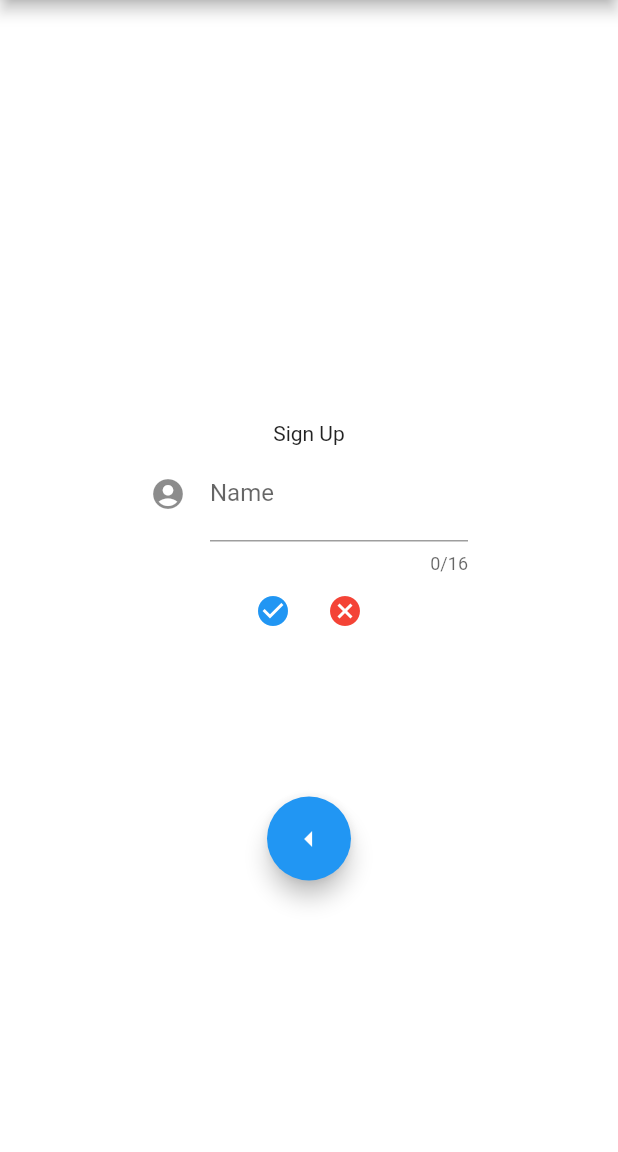
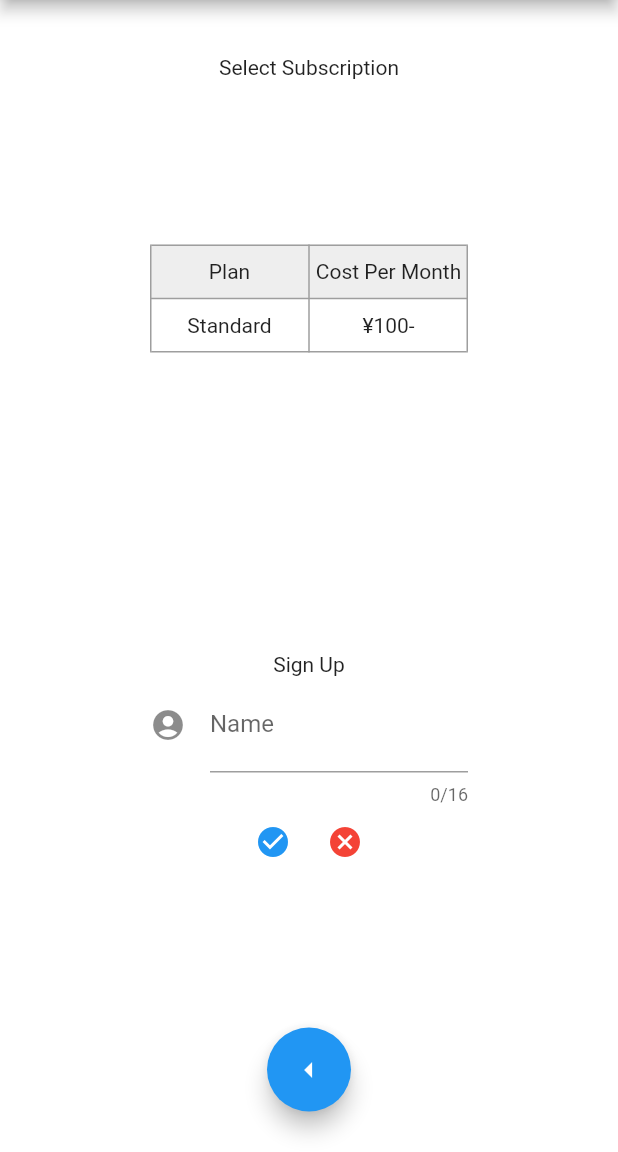
Before and after one commit to tn1994/flutter_stripe_demo, a Flutter app: the screen it shows after launch, after a tap on "Standard", on a phone screen of 412 x 824 dp, the part 84-1236 px from its top. Run offline on Flutter 3.47's test engine with Material 2 defaults, Android fonts, the light colour scheme and no system bars; network calls fail.

Commit message:
feature: add planTableWidget

```diff
--- a/lib/subscription.dart
+++ b/lib/subscription.dart
@@ -26,6 +26,13 @@ class StripeModel {
 }
 
 class SignIn extends StatelessWidget {
+  final String _current;
+
+  // Function _onChanged;
+
+  // SignIn(this._current, this._onChanged);
+  const SignIn(this._current, {super.key});
+
   @override
   Widget build(BuildContext context) {
     return Scaffold(
@@ -36,27 +43,7 @@ class SignIn extends StatelessWidget {
           child: Column(
               crossAxisAlignment: CrossAxisAlignment.center,
               mainAxisAlignment: MainAxisAlignment.spaceEvenly,
-              children: [
-            Text('Welcome!!'),
-
-            // Column(mainAxisAlignment: MainAxisAlignment.spaceBetween,
-            //     // これで両端に寄せる
-            //     children: [
-            //       FloatingActionButton(
-            //         child: Icon(
-            //           Icons.arrow_left,
-            //           color: Colors.white,
-            //         ),
-            //         shape: CircleBorder(),
-            //         onPressed: () {
-            //           Navigator.pop(
-            //             context,
-            //           );
-            //         },
-            //       ),
-            //     ]),
-          ])),
-
+              children: [Text('Welcome $_current!!')])),
       floatingActionButton: FloatingActionButton(
         onPressed: () {
           Navigator.pop(
@@ -64,12 +51,16 @@ class SignIn extends StatelessWidget {
           );
         },
         tooltip: 'nav back',
-        child: const Icon(
-          Icons.arrow_left,
-        ),
+        child: const Icon(Icons.arrow_left),
       ), // This
     );
   }
+}
+
+void getProducts() async {
+  debugPrint('start getProducts');
+  var res = await StripeModel.getProducts();
+  debugPrint(res);
 }
 
 class DetailPage extends StatelessWidget {
@@ -79,20 +70,46 @@ class DetailPage extends StatelessWidget {
 
   // https://b1san-blog.com/post/flutter/flutter-text-field/
   //Controllerの定義
+  final String plan;
+  DetailPage(this.plan, {super.key});
+
   final controller = TextEditingController();
-
-  //Controllerから値の取得
-  // String _message = controller.text;
-
-  void getProducts() async {
-    debugPrint('start getProducts');
-    var res = await StripeModel.getProducts();
-    debugPrint(res);
-  }
 
   bool check() {
     if (controller.text.isNotEmpty) return true;
     return false;
+  }
+
+  String getCost(plan) {
+    if (plan == 'Pro') return '¥1,000,000-';
+    return '¥100-';
+  }
+
+  Widget planTableWidget(plan) {
+    // https://417.run/pg/flutter-dart/simple-table/
+    return Table(
+      border: TableBorder.all(color: Colors.grey),
+      children: <TableRow>[
+        TableRow(
+            decoration: BoxDecoration(
+              color: Colors.grey.shade200,
+            ),
+            children: ['Plan', 'Cost Per Month']
+                .map((e) => Container(
+                    alignment: Alignment.center,
+                    margin: const EdgeInsets.only(top: 10, bottom: 10),
+                    child: Text(e)))
+                .toList()),
+        TableRow(
+          children: [plan, getCost(plan)]
+              .map((e) => Container(
+                  alignment: Alignment.center,
+                  margin: const EdgeInsets.only(top: 10, bottom: 10),
+                  child: Text(e)))
+              .toList(),
+        ),
+      ],
+    );
   }
 
   @override
@@ -107,12 +124,23 @@ class DetailPage extends StatelessWidget {
           mainAxisAlignment: MainAxisAlignment.center,
           children: <Widget>[
             Container(
+                margin: const EdgeInsets.all(10),
+                child: Column(
+                  mainAxisAlignment: MainAxisAlignment.center,
+                  children: [Text('Select Subscription')],
+                )),
+            Container(
+                padding: const EdgeInsets.all(100),
+                child: Column(
+                  mainAxisAlignment: MainAxisAlignment.center,
+                  children: [planTableWidget(plan)],
+                )),
+            Container(
               padding: const EdgeInsets.all(100),
               child: Column(
                 mainAxisAlignment: MainAxisAlignment.center,
                 children: [
                   Text('Sign Up'),
-                  //Controllerの設定
                   TextField(
                     maxLength: 16,
                     maxLines: 1,
@@ -126,17 +154,17 @@ class DetailPage extends StatelessWidget {
                   Row(mainAxisAlignment: MainAxisAlignment.center, children: [
                     IconButton(
                         onPressed: () async {
-                          // getProducts();
+                          getProducts();
 
-                          var res = await StripeModel.getProducts();
-                          debugPrint(res);
+                          // var res = await StripeModel.getProducts();
+                          // debugPrint(res);
 
                           if (check()) {
                             Navigator.push(
                                 context,
                                 PageRouteBuilder(
-                                  // transitionDuration: Duration(milliseconds: 500),
-                                  pageBuilder: (_, __, ___) => SignIn(),
+                                  pageBuilder: (_, __, ___) =>
+                                      SignIn(controller.text),
                                 ));
                           }
                         },
@@ -154,8 +182,8 @@ class DetailPage extends StatelessWidget {
                 ],
               ),
             ),
-            Column(mainAxisAlignment: MainAxisAlignment.spaceBetween,
-                // これで両端に寄せる
+            Column(
+                mainAxisAlignment: MainAxisAlignment.spaceBetween,
                 children: [
                   FloatingActionButton(
                     child: Icon(
@@ -176,6 +204,9 @@ class DetailPage extends StatelessWidget {
 }
 
 class SubscriptionState extends State<Subscription> {
+  final proPlan = 'Pro';
+  final standardPlan = 'Standard';
+
   @override
   void initState() {
     super.initState();
@@ -199,7 +230,7 @@ class SubscriptionState extends State<Subscription> {
                   child: SizedBox(
                     width: 275,
                     height: 80,
-                    child: Center(child: Text('Pro')),
+                    child: Center(child: Text(proPlan)),
                   ),
                 ),
                 onTap: () {
@@ -208,7 +239,7 @@ class SubscriptionState extends State<Subscription> {
                       context,
                       PageRouteBuilder(
                         transitionDuration: Duration(milliseconds: 500),
-                        pageBuilder: (_, __, ___) => DetailPage(),
+                        pageBuilder: (_, __, ___) => DetailPage(proPlan),
                       ));
                 },
               ),
@@ -221,7 +252,7 @@ class SubscriptionState extends State<Subscription> {
                   child: SizedBox(
                     width: 275,
                     height: 80,
-                    child: Center(child: Text('Standard')),
+                    child: Center(child: Text(standardPlan)),
                   ),
                 ),
                 onTap: () {
@@ -230,7 +261,7 @@ class SubscriptionState extends State<Subscription> {
                       context,
                       PageRouteBuilder(
                         transitionDuration: Duration(milliseconds: 500),
-                        pageBuilder: (_, __, ___) => DetailPage(),
+                        pageBuilder: (_, __, ___) => DetailPage(standardPlan),
                       ));
                 },
               ),
```
